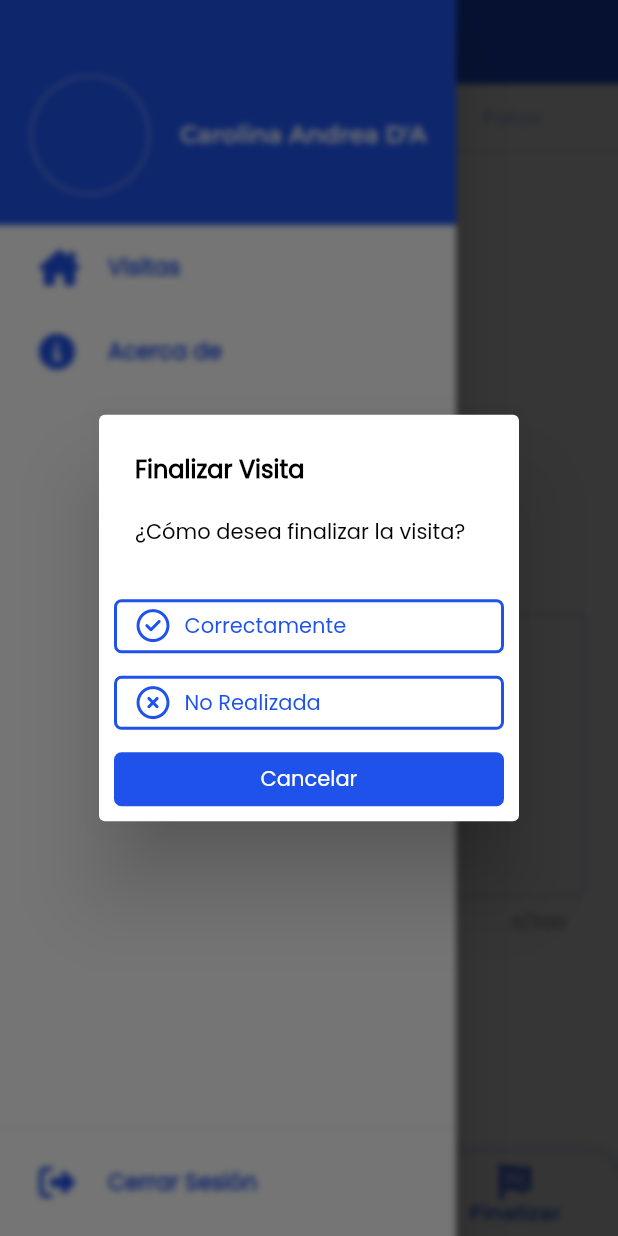
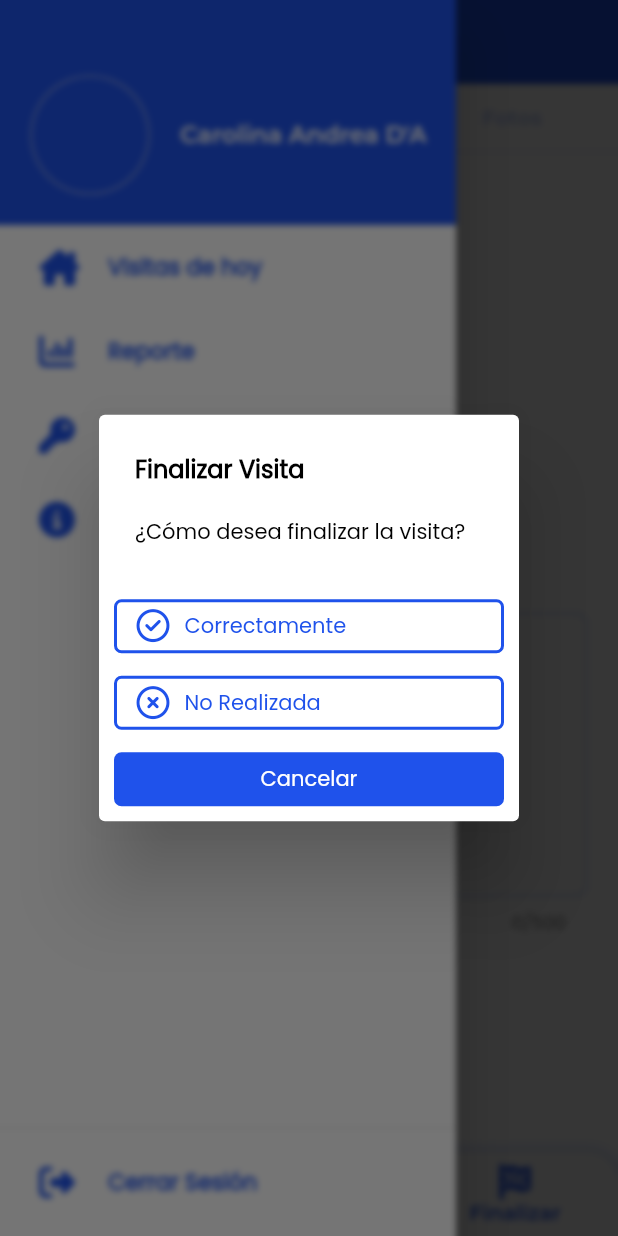
Before and after one commit to carolinadalfonso/YenDoc, a Flutter app: the VisitScreen screen opened directly with empty values, item 3 of the bottom bar chosen, with the side drawer open, on a phone screen of 412 x 824 dp. Run offline on Flutter 3.47's test engine with Material 2 defaults, Android fonts, the phone set to English and light mode, and no system bars; drawn by our look-alikes of text_scroll; our stand-ins replace camera, font_awesome_flutter, get, google_maps_flutter, location; missing offline and left inert: hand_signature; network calls fail.

Commit message:
Armado de mapa 🗺️

```diff
--- a/lib/core/framework/injection_container.dart
+++ b/lib/core/framework/injection_container.dart
@@ -2,6 +2,7 @@ import 'package:yendoc/controllers/about_controller.dart';
 import 'package:yendoc/controllers/gallery_controller.dart';
 import 'package:yendoc/controllers/home_controller.dart';
 import 'package:yendoc/controllers/login_controller.dart';
+import 'package:yendoc/controllers/map_controller.dart';
 import 'package:yendoc/controllers/visit_card_controller.dart';
 import 'package:yendoc/controllers/visit_controller.dart';
 
@@ -14,5 +15,6 @@ class InjectionContainer extends Bindings {
     Get.put<VisitCardController>(VisitCardController());
     Get.put<VisitController>(VisitController());
     Get.put<GalleryController>(GalleryController());
+    Get.put<MapController>(MapController());
   }
 }
--- a/lib/core/framework/localization/base/localization_base.dart
+++ b/lib/core/framework/localization/base/localization_base.dart
@@ -12,10 +12,12 @@ abstract class LocalizationBase extends Translations {
           'login.signIn': 'Iniciar sesión',
           'login.username': 'Usuario',
           'login.password': 'Contraseña',
-          'drawer.visits': 'Visitas',
+          'drawer.visits': 'Visitas de hoy',
           'drawer.about': 'Acerca de',
           'drawer.signOut': 'Cerrar Sesión',
           'drawer.visit': 'Visita',
+          'drawer.report': 'Reporte',
+          'drawer.changePassword': 'Cambiar contraseña',
           'drawer.questionSignOut': '¿Está seguro que desea cerrar sesión?',
           'about.developedBy': 'Desarrollado por:',
           'visit.detail': 'Detalle',
@@ -41,6 +43,8 @@ abstract class LocalizationBase extends Translations {
           'finish.notOk': 'No Realizada',
           'finish.question': '¿Cómo desea finalizar la visita?',
           'signature.clean': 'Limpiar firma',
+          'map.patient': 'Paciente',
+          'map.you': 'Tú',
         },
         'en': {
           'common.yes': 'Yes',
@@ -54,6 +58,8 @@ abstract class LocalizationBase extends Translations {
           'drawer.about': 'About',
           'drawer.signOut': 'Sign out',
           'drawer.visit': 'Visit',
+          'drawer.report': 'Report',
+          'drawer.changePassword': 'Change password',
           'drawer.questionSignOut': 'Are you sure you want to log out?',
           'about.developedBy': 'Developed by:',
           'visit.detail': 'Detail',
@@ -79,6 +85,8 @@ abstract class LocalizationBase extends Translations {
           'finish.notOk': 'Unrealized',
           'finish.question': 'How do you want to end the visit?',
           'signature.clean': 'Clean signature',
+          'map.patient': 'Patient',
+          'map.you': 'You',
         }
       };
 }
--- a/lib/core/framework/localization/localization.dart
+++ b/lib/core/framework/localization/localization.dart
@@ -10,6 +10,7 @@ class Localization extends LocalizationBase {
   static _GalleryLocalization xGallery = _GalleryLocalization();
   static _FinishLocalization xFinish = _FinishLocalization();
   static _SignatureLocalization xSignature = _SignatureLocalization();
+  static _MapLocalization xMap = _MapLocalization();
 }
 
 class _CommonLocalization {
@@ -31,6 +32,8 @@ class _DrawerLocalization {
   final about = 'drawer.about'.tr;
   final signOut = 'drawer.signOut'.tr;
   final visit = 'drawer.visit'.tr;
+  final report = 'drawer.report'.tr;
+  final changePassword = 'drawer.changePassword'.tr;
   final questionSignOut = 'drawer.questionSignOut'.tr;
 }
 
@@ -72,3 +75,8 @@ class _FinishLocalization {
 class _SignatureLocalization {
   final clean = 'signature.clean'.tr;
 }
+
+class _MapLocalization {
+  final you = 'signature.you'.tr;
+  final patient = 'signature.patient'.tr;
+}
--- a/lib/views/screens/visit_screen/visit_screen.dart
+++ b/lib/views/screens/visit_screen/visit_screen.dart
@@ -7,6 +7,7 @@ import 'package:yendoc/core/framework/size_config/size_config.dart';
 import 'package:yendoc/core/framework/theme/theme_manager.dart';
 import 'package:yendoc/models/visit/visit_entity.dart';
 import 'package:yendoc/views/screens/gallery/gallery_screen.dart';
+import 'package:yendoc/views/screens/map/map_screen.dart';
 import 'package:yendoc/views/widgets/common/checkbox_custom.dart';
 import 'package:yendoc/views/widgets/common/drawer/drawer_menu.dart';
 import 'package:yendoc/views/widgets/common/row_item_info.dart';
@@ -66,6 +67,7 @@ class VisitScreen extends GetView<VisitController> {
                 body: Align(
                   alignment: Alignment.topCenter,
                   child: TabBarView(
+                    physics: NeverScrollableScrollPhysics(),
                     children: [
                       Padding(
                         padding: const EdgeInsets.all(20),
@@ -107,9 +109,11 @@ class VisitScreen extends GetView<VisitController> {
                           ),
                         ),
                       ),
-                      const Align(
+                      Align(
                         alignment: Alignment.center,
-                        child: Text("hola1"),
+                        child: MapScreen(
+                          visit: controller.visit,
+                        ),
                       ),
                       Align(
                         alignment: Alignment.center,
--- a/lib/views/widgets/common/drawer/body/drawer_body.dart
+++ b/lib/views/widgets/common/drawer/body/drawer_body.dart
@@ -13,6 +13,16 @@ class _DrawerBody extends StatelessWidget {
           onTap: () => Get.to(() => const HomeScreen()),
         ),
         ListItem(
+          title: Localization.xDrawer.report,
+          icon: FontAwesomeIcons.chartColumn,
+          onTap: () => {},
+        ),
+        ListItem(
+          title: Localization.xDrawer.changePassword,
+          icon: FontAwesomeIcons.key,
+          onTap: () => {},
+        ),
+        ListItem(
           title: Localization.xDrawer.about,
           icon: FontAwesomeIcons.circleInfo,
           onTap: () => Get.to(() => const AboutScreen()),
```
Also changed, not shown: lib/controllers/map_controller.dart (added, +46 -0 lines), lib/views/screens/home/home_screen.dart (+6 -6 lines), lib/views/screens/map/map_screen.dart (added, +51 -0 lines), assets/images/pin.png (added).
